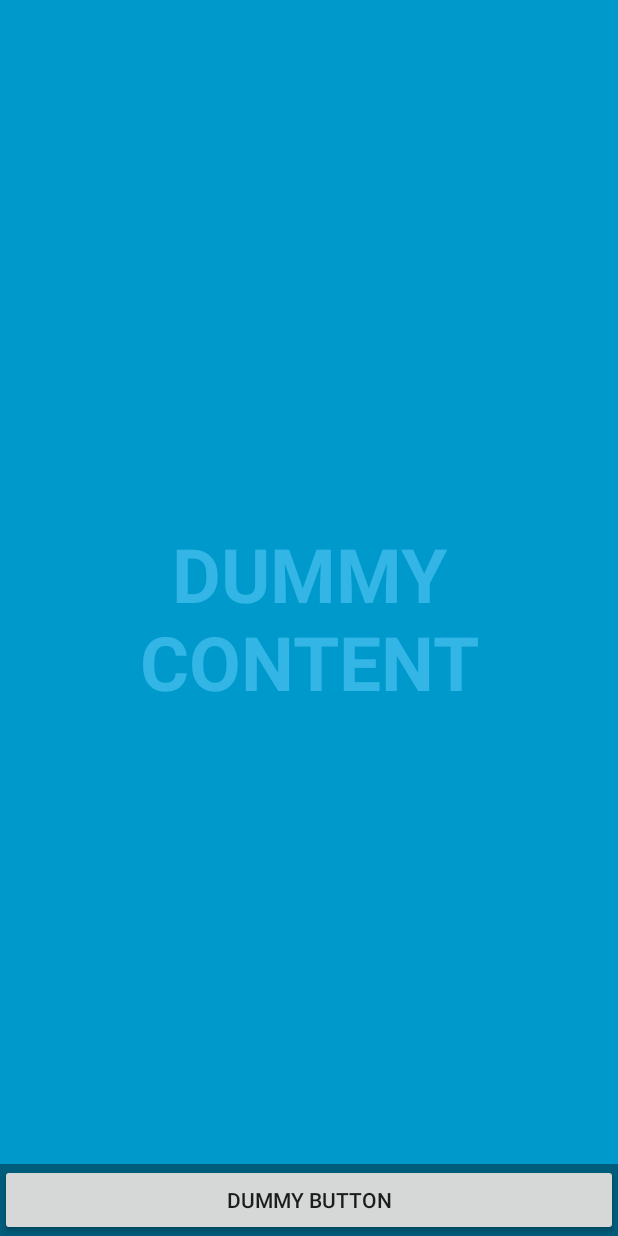
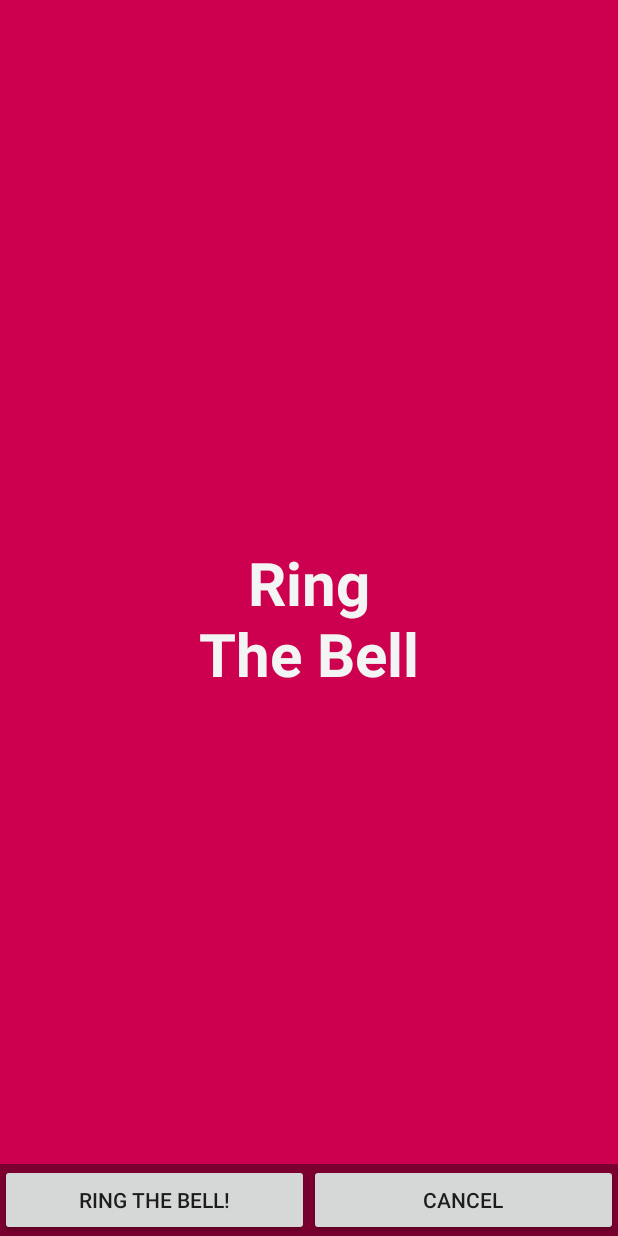
Before and after one commit to MaroofP/RemoteBell, an Android app: the layout activity_main_screen.xml on its own in the app's theme, with its tools: preview values and no code run, on a phone screen of 412 x 824 dp. Run offline under Robolectric (Android 15) with nearby library versions, the phone set to English and light mode, and no system bars.

Commit message:
UI edited

```diff
--- a/app/src/main/AndroidManifest.xml
+++ b/app/src/main/AndroidManifest.xml
@@ -12,7 +12,7 @@
             android:name=".MainScreenActivity"
             android:configChanges="orientation|keyboardHidden|screenSize"
             android:label="@string/app_name"
-            android:theme="@style/FullscreenTheme">
+            android:theme="@style/FullscreenActionBarStyle">
             <intent-filter>
                 <action android:name="android.intent.action.MAIN" />
 
--- a/app/src/main/res/layout/activity_main_screen.xml
+++ b/app/src/main/res/layout/activity_main_screen.xml
@@ -2,7 +2,7 @@
     xmlns:tools="http://schemas.android.com/tools"
     android:layout_width="match_parent"
     android:layout_height="match_parent"
-    android:background="#0099cc"
+    android:background="#cc004e"
     tools:context="com.personal.maroof.remotedoorbell.MainScreenActivity">
 
     <!-- The primary full-screen view. This can be replaced with whatever view
@@ -15,8 +15,8 @@
         android:gravity="center"
         android:keepScreenOn="true"
         android:text="@string/dummy_content"
-        android:textColor="#33b5e5"
-        android:textSize="50sp"
+        android:textColor="#f3f4f4"
+        android:textSize="40sp"
         android:textStyle="bold" />
 
     <!-- This FrameLayout insets its children based on system windows using
@@ -38,12 +38,19 @@
 
             <Button
                 android:id="@+id/dummy_button"
-                style="?metaButtonBarButtonStyle"
                 android:layout_width="0dp"
                 android:layout_height="wrap_content"
                 android:layout_weight="1"
                 android:text="@string/dummy_button" />
 
+            <Button
+                android:id="@+id/cancel_button"
+                android:layout_width="0dp"
+                android:layout_height="wrap_content"
+                android:layout_weight="1"
+                android:text="@string/dummy_button2" />
+
+
         </LinearLayout>
     </FrameLayout>
 
--- a/app/src/main/res/values/colors.xml
+++ b/app/src/main/res/values/colors.xml
@@ -1,7 +1,7 @@
 <?xml version="1.0" encoding="utf-8"?>
 <resources>
-    <color name="colorPrimary">#3F51B5</color>
-    <color name="colorPrimaryDark">#303F9F</color>
+    <color name="colorPrimary">#cc004e</color>
+    <color name="colorPrimaryDark">#8e0036</color>
     <color name="colorAccent">#FF4081</color>
 
     <color name="black_overlay">#66000000</color>
--- a/app/src/main/res/values/strings.xml
+++ b/app/src/main/res/values/strings.xml
@@ -1,6 +1,7 @@
 <resources>
     <string name="app_name">RemoteDoorBell</string>
 
-    <string name="dummy_button">Dummy Button</string>
-    <string name="dummy_content">DUMMY\nCONTENT</string>
+    <string name="dummy_button">Ring The Bell!</string>
+    <string name="dummy_content">Ring\nThe Bell</string>
+    <string name="dummy_button2">Cancel</string>
 </resources>
--- a/app/src/main/res/values/styles.xml
+++ b/app/src/main/res/values/styles.xml
@@ -1,11 +1,12 @@
 <resources>
 
     <!-- Base application theme. -->
-    <style name="AppTheme" parent="Theme.AppCompat.Light.DarkActionBar">
+    <style name="AppTheme" parent="Theme.AppCompat.Light.NoActionBar">
         <!-- Customize your theme here. -->
         <item name="colorPrimary">@color/colorPrimary</item>
         <item name="colorPrimaryDark">@color/colorPrimaryDark</item>
         <item name="colorAccent">@color/colorAccent</item>
+        <item name="android:colorBackground">@color/background_material_dark</item>
     </style>
 
     <style name="FullscreenTheme" parent="AppTheme">
--- /dev/null
+++ b/app/src/main/res/values/values.xml
@@ -0,0 +1,4 @@
+<?xml version="1.0" encoding="utf-8"?>
+<resources>
+    <color name="background_material_dark">#191919</color>
+</resources>
```
